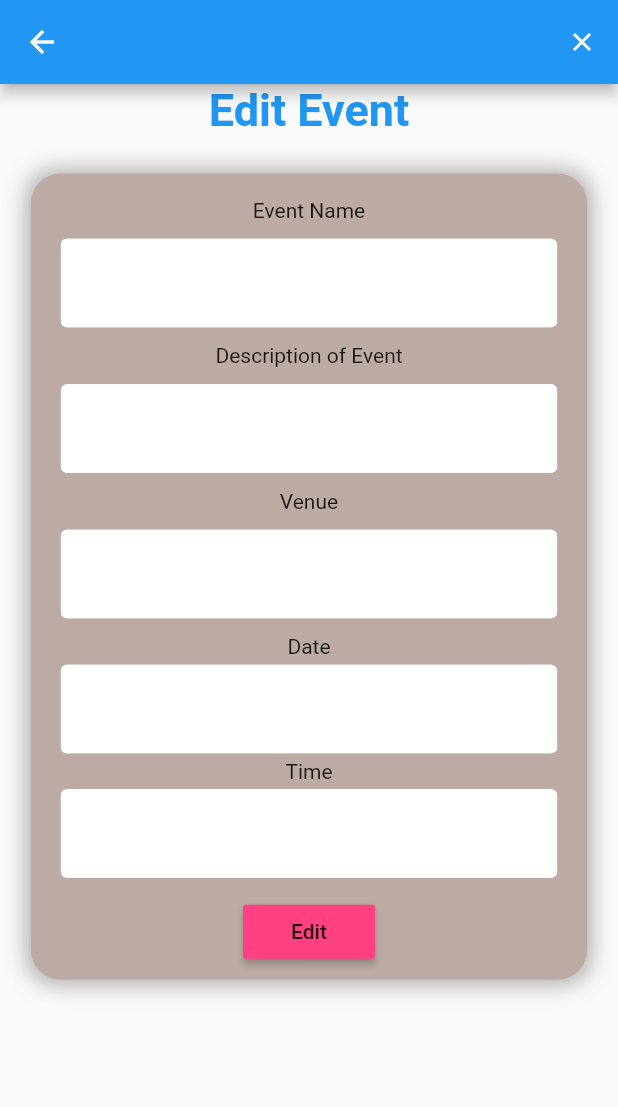
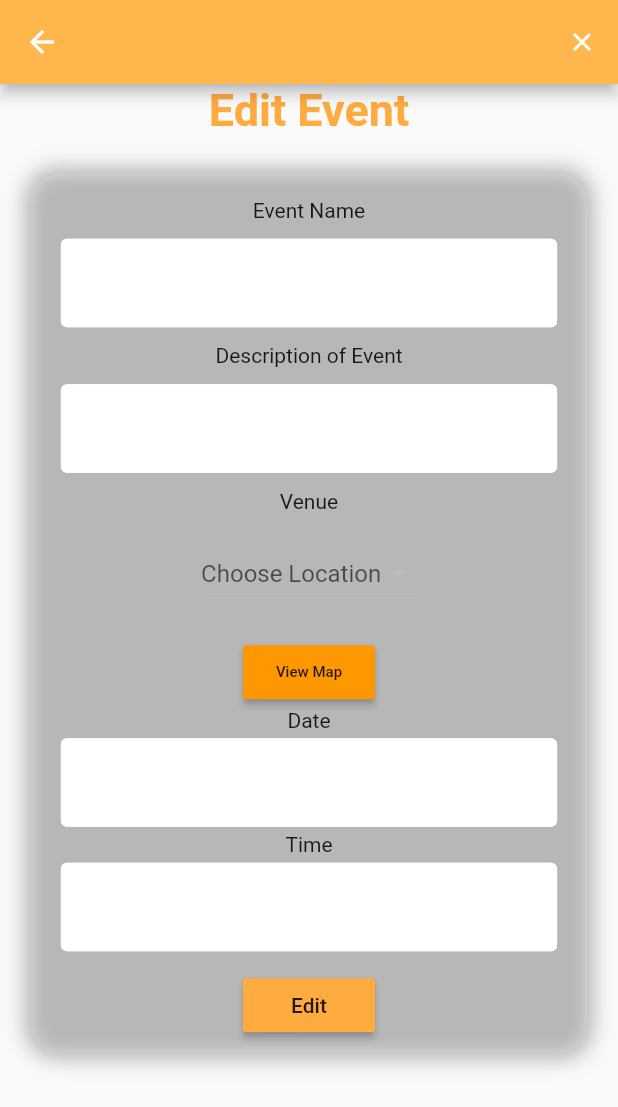
Before and after one commit to jue97/E-PlannerMobileApp, a Flutter app: the EditEvent screen opened directly, on a phone screen of 412 x 824 dp. Shown: the top 1107 px of the screen. Run offline on Flutter 3.47's test engine with Material 2 defaults, Android fonts, the phone set to English and light mode, and no system bars; drawn by our look-alikes of overlay_support; our stand-ins replace auto_size_text, cloud_firestore, firebase_auth, firebase_core, firebase_messaging, flutter_local_notifications and 5 more; missing offline and left inert: flutter_polyline_points, geocoder; accounts and stored records are empty.

Commit message:
fix edit

```diff
--- a/lib/View/sidebar/AdminDrawer.dart
+++ b/lib/View/sidebar/AdminDrawer.dart
@@ -1,6 +1,5 @@
 import 'package:flutter/material.dart';
 import 'package:EPlanner/Controller/auth_helper.dart';
-import 'package:EPlanner/View/Profile/adminProfile.dart';
 import 'package:EPlanner/map/map4.dart';
 import 'package:EPlanner/menu/add_event.dart';
 import 'package:EPlanner/menu/list_event.dart';
--- a/lib/menu/add_event.dart
+++ b/lib/menu/add_event.dart
@@ -34,6 +34,7 @@ class _AddEventState extends State<AddEvent> {
   TimeOfDay picked;
   String _timeText = '';
   var _value = "Seminar A";
+  // ignore: non_constant_identifier_names
   List<DropdownMenuItem> VenueList = [];
   Future<Null> _selectDate(BuildContext context) async {
     final picked = await showDatePicker(
@@ -315,15 +316,16 @@ class _AddEventState extends State<AddEvent> {
                                   color: Colors.orangeAccent,
                                   child: Text("Submit"),
                                   onPressed: () {
-                                    setState(() {
+                                    setState(() async {
                                       if (_formKey.currentState.validate()) {
                                         eventName = name.text;
                                         eventDesc = desc.text;
                                         eventVenue = _value;
                                         eventDate = date.text;
                                         eventTime = time.text;
+                                        await addEvent();
                                       }
-                                      addEvent();
+
                                     });
                                   },
                                 ),
--- a/lib/menu/edit_event.dart
+++ b/lib/menu/edit_event.dart
@@ -1,15 +1,21 @@
+import 'package:EPlanner/map/map2.dart';
 import 'package:cloud_firestore/cloud_firestore.dart';
 import 'package:flutter/material.dart';
 import 'package:EPlanner/Shared/constant.dart';
 import 'package:EPlanner/menu/list_event.dart';
-
 
 class EditEvent extends StatefulWidget {
   /*final DocumentSnapshot data;*/
   final String eName, eDesc, eVenue, eDate, eTime;
   final index;
 
-  EditEvent({this.eName, this.eDesc, this.eVenue, this.eDate, this.eTime, this.index});
+  EditEvent(
+      {this.eName,
+      this.eDesc,
+      this.eVenue,
+      this.eDate,
+      this.eTime,
+      this.index});
 
   @override
   _EditEventState createState() => _EditEventState();
@@ -23,7 +29,11 @@ class _EditEventState extends State<EditEvent> {
   TextEditingController time = new TextEditingController();
 
   final _formKey = GlobalKey<FormState>();
-  String eventName = '', eventDesc = '', eventVenue = '', eventDate = '', eventTime = '';
+  String eventName = '',
+      eventDesc = '',
+      eventVenue = '',
+      eventDate = '',
+      eventTime = '';
   String error = '';
   bool loading = false;
   DateTime _date = DateTime.now();
@@ -32,6 +42,9 @@ class _EditEventState extends State<EditEvent> {
   TimeOfDay _time = TimeOfDay.now();
   TimeOfDay picked;
   String _timeText = '';
+  var _value = "Seminar A";
+  // ignore: non_constant_identifier_names
+  List<DropdownMenuItem> VenueList = [];
 
   Future<Null> _selectDate(BuildContext context) async {
     final picked = await showDatePicker(
@@ -66,7 +79,7 @@ class _EditEventState extends State<EditEvent> {
   void initState() {
     super.initState();
     getEventData();
-
+    fetchEvntName();
   }
 
   @override
@@ -74,6 +87,7 @@ class _EditEventState extends State<EditEvent> {
     Size size = MediaQuery.of(context).size;
     return Scaffold(
       appBar: AppBar(
+        backgroundColor: Colors.orange[300],
         actions: <Widget>[
           IconButton(
               icon: Icon(
@@ -98,7 +112,7 @@ class _EditEventState extends State<EditEvent> {
                   style: TextStyle(
                       fontSize: 30.0,
                       fontWeight: FontWeight.bold,
-                      color: Theme.of(context).primaryColor),
+                      color: Colors.orangeAccent),
                 ),
                 SizedBox(
                   height: size.height * 0.03,
@@ -107,7 +121,7 @@ class _EditEventState extends State<EditEvent> {
                   width: size.width * 0.9,
                   decoration: BoxDecoration(
                       borderRadius: BorderRadius.circular(20),
-                      color: Colors.brown[200],
+                      color: Colors.white10,
                       boxShadow: [
                         BoxShadow(
                           color: Colors.black.withOpacity(0.3),
@@ -130,7 +144,7 @@ class _EditEventState extends State<EditEvent> {
                             EdgeInsets.symmetric(vertical: 9, horizontal: 20),
                         child: TextFormField(
                           controller: name,
-                          onChanged: (String str){
+                          onChanged: (String str) {
                             setState(() {
                               eventName = str;
                             });
@@ -152,7 +166,7 @@ class _EditEventState extends State<EditEvent> {
                             EdgeInsets.symmetric(vertical: 9, horizontal: 20),
                         child: TextFormField(
                           controller: desc,
-                          onChanged: (String str){
+                          onChanged: (String str) {
                             setState(() {
                               eventDesc = str;
                             });
@@ -168,13 +182,48 @@ class _EditEventState extends State<EditEvent> {
                       ),
                       //venue
                       Text("Venue"),
-                      Container(
+                      Padding(
+                            padding: const EdgeInsets.all(16.0),
+                            child: Row(
+                              mainAxisAlignment: MainAxisAlignment.center,
+                              children: <Widget>[
+                                //Icon(FontAwesomeIcons.marker, size: 30.0, color: Colors.teal,),
+                                SizedBox(width: 0.2),
+                                DropdownButton(
+                                  items: VenueList,
+                                  onChanged: (venue) {
+                                    setState(() {
+                                      _value = venue.toString();
+                                    });
+                                  },
+                                  value: _value,
+                                  isExpanded: false,
+                                  hint: new Text("Choose Location"),
+                                )
+                              ],
+                            ),
+                          ),
+                          SizedBox(height: 2),
+                          RaisedButton(
+                            color: Colors.orange,
+                            onPressed: () {
+                              Navigator.push(
+                                context,
+                                MaterialPageRoute(builder: (context) => Map2()),
+                              );
+                            },
+                            child: Text(
+                              "View Map",
+                              style: TextStyle(fontSize: 10.0),
+                            ),
+                          ),
+                      /*Container(
                         margin: EdgeInsets.symmetric(vertical: 2),
                         padding:
                             EdgeInsets.symmetric(vertical: 9, horizontal: 20),
                         child: TextFormField(
                           controller: venue,
-                          onChanged: (String str){
+                          onChanged: (String str) {
                             setState(() {
                               eventVenue = str;
                             });
@@ -187,7 +236,7 @@ class _EditEventState extends State<EditEvent> {
                             return null;
                           },
                         ),
-                      ),
+                      ),*/
                       //date
                       Text("Date"),
                       Container(
@@ -228,7 +277,7 @@ class _EditEventState extends State<EditEvent> {
                           Padding(
                             padding: const EdgeInsets.all(8.0),
                             child: RaisedButton(
-                              color: Colors.pinkAccent,
+                              color: Colors.orangeAccent,
                               child: Text("Edit"),
                               onPressed: () async {
                                 await _updateEvent();
@@ -285,13 +334,13 @@ class _EditEventState extends State<EditEvent> {
     print(eventTime);*/
   }
 
-   editEvent(uid) async {
+  editEvent(uid) async {
     CollectionReference collectionReference =
         FirebaseFirestore.instance.collection("event");
     return await collectionReference.doc(uid).set({
       "name": name.text,
       "description": desc.text,
-      "venue": venue.text,
+      "venue": _value,
       "date": date.text,
       "time": time.text,
     });
@@ -302,14 +351,31 @@ class _EditEventState extends State<EditEvent> {
     FirebaseFirestore.instance.runTransaction((Transaction transaction) async {
       DocumentSnapshot snapshot = await transaction.get(widget.index);
       await transaction.update(snapshot.reference, {
-        "date" : eventDate,
+        "date": eventDate,
         "desc": eventDesc,
-        "name" : eventName,
-        "time" : eventTime,
-        "venue" : eventVenue,
+        "name": eventName,
+        "time": eventTime,
+        "venue": eventVenue,
       });
     });
   }
+
+  fetchEvntName() async {
+    FirebaseFirestore.instance.collection("Venue").get().then((querySnapshot) {
+      querySnapshot.docs.forEach((result) {
+        setState(() {
+          VenueList.add(DropdownMenuItem(
+            child: Text(
+              result.data()["vName"],
+              style: TextStyle(color: Colors.black),
+            ),
+            value: result.data()["vName"],
+          ));
+        });
+      });
+    });
+  }
+
 }
 
 /*
--- a/lib/models/UserLocation.dart
+++ b/lib/models/UserLocation.dart
@@ -5,8 +5,10 @@ class UserLocation{
 
   final String docId;
   final String uid;
+  // ignore: non_constant_identifier_names
   final GeoPoint LatLng;
   final String venue;
 
+  // ignore: non_constant_identifier_names
   UserLocation({this.uid, this.LatLng, this.venue, this.docId});
 }
```
Also changed, not shown: lib/menu/listEventStud.dart (+10 -0 lines), lib/menu/list_event.dart (+22 -4 lines), assets/images/icon.png (deleted), 5 other files.
